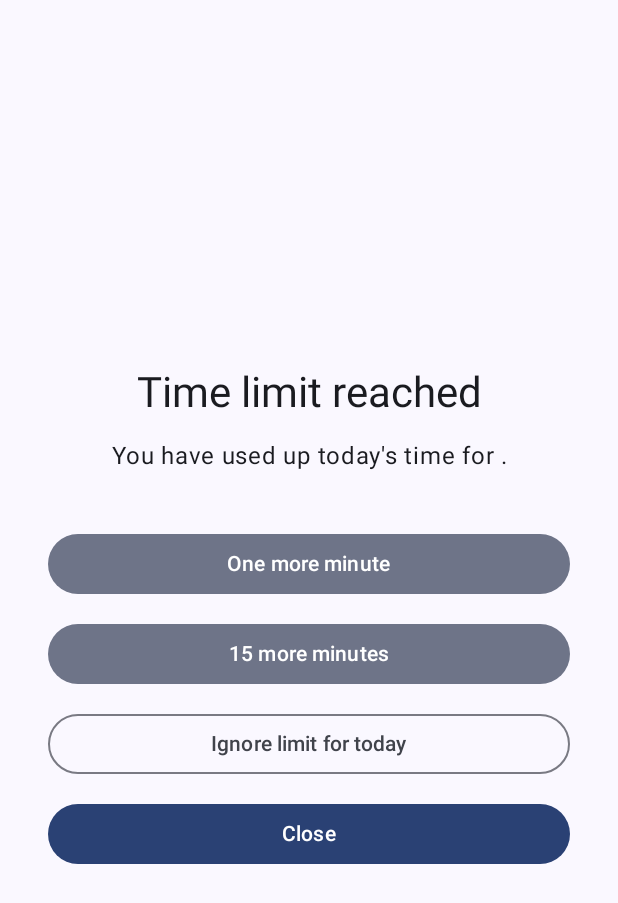
After one commit to sergarsilla/app-limit, an Android app built with Jetpack Compose: the LimitReachedActivity screen opened directly, with no data from a screen before it, on a phone screen of 412 x 824 dp. The commit adds this screen. Shown: the top 903 px of the screen. Run offline under Robolectric (Android 15) with nearby library versions, the phone set to English and light mode, and no system bars.

Commit message:
feat(service): detect the front app from window events and enforce daily limits
The accessibility service only receives window changes from limited
packages, widening to all packages while a limited app is in front so
that leaving it is visible. Each session schedules one delayed message
for the moment time runs out (and one five minutes earlier), cancelled
on leaving or on screen-off. Today's usage is rebuilt from the system
usage history when a limited app comes to the front, so the count
survives service restarts and needs no midnight alarm.

The limit screen covers the app in a task placed on top of home rather
than sending GLOBAL_ACTION_HOME first: the two raced and home could end
up covering the limit screen.

Debug builds include a shell-only receiver to set limits from adb.

```diff
--- a/app/build.gradle.kts
+++ b/app/build.gradle.kts
@@ -41,7 +41,7 @@ android {
         release {
             isMinifyEnabled = true
             isShrinkResources = true
-            proguardFiles(getDefaultProguardFile("proguard-android-optimize.txt"))
+            proguardFiles(getDefaultProguardFile("proguard-android-optimize.txt"), "proguard-rules.pro")
             signingConfig = signingConfigs.getByName("release").takeIf { it.storeFile?.exists() == true }
         }
     }
--- /dev/null
+++ b/app/src/main/java/dev/applimit/data/LimitStore.kt
@@ -0,0 +1,95 @@
+package dev.applimit.data
+
+import android.content.Context
+import androidx.datastore.core.DataStore
+import androidx.datastore.preferences.core.MutablePreferences
+import androidx.datastore.preferences.core.Preferences
+import androidx.datastore.preferences.core.booleanPreferencesKey
+import androidx.datastore.preferences.core.edit
+import androidx.datastore.preferences.core.intPreferencesKey
+import androidx.datastore.preferences.core.longPreferencesKey
+import androidx.datastore.preferences.core.stringPreferencesKey
+import androidx.datastore.preferences.preferencesDataStore
+import kotlinx.coroutines.flow.Flow
+import kotlinx.coroutines.flow.distinctUntilChanged
+import kotlinx.coroutines.flow.first
+import kotlinx.coroutines.flow.map
+import java.time.LocalDate
+
+private val Context.dataStore by preferencesDataStore(name = "app_limit")
+
+fun Context.limitStore() = LimitStore(applicationContext.dataStore)
+
+/** Today's counters for one app. Entries from an earlier day read as empty, so midnight needs no alarm. */
+data class AppDay(
+    val usedMs: Long = 0,
+    val extraMs: Long = 0,
+    val oneMoreUsed: Boolean = false,
+    val ignored: Boolean = false,
+)
+
+class Snapshot(private val prefs: Preferences) {
+    val limits: Map<String, Int> = prefs.limits()
+
+    fun day(pkg: String, today: LocalDate = LocalDate.now()): AppDay {
+        if (prefs[DAY] != today.toString()) return AppDay()
+        return AppDay(
+            usedMs = prefs[usedKey(pkg)] ?: 0,
+            extraMs = prefs[extraKey(pkg)] ?: 0,
+            oneMoreUsed = prefs[oneMoreKey(pkg)] ?: false,
+            ignored = prefs[ignoredKey(pkg)] ?: false,
+        )
+    }
+}
+
+class LimitStore internal constructor(private val dataStore: DataStore<Preferences>) {
+
+    /** Daily limit in minutes per package. */
+    val limits: Flow<Map<String, Int>> = dataStore.data.map { it.limits() }.distinctUntilChanged()
+
+    val snapshots: Flow<Snapshot> = dataStore.data.map(::Snapshot)
+
+    suspend fun snapshot() = Snapshot(dataStore.data.first())
+
+    suspend fun setLimit(pkg: String, minutes: Int?) {
+        dataStore.edit { if (minutes == null) it.remove(limitKey(pkg)) else it[limitKey(pkg)] = minutes }
+    }
+
+    /** Usage measured by the service, kept as a fallback for when the system history is unavailable. */
+    suspend fun addUsage(pkg: String, day: LocalDate, ms: Long) = editToday(day) {
+        it[usedKey(pkg)] = (it[usedKey(pkg)] ?: 0) + ms
+    }
+
+    suspend fun grantExtra(pkg: String, ms: Long, oneMore: Boolean = false) = editToday(LocalDate.now()) {
+        it[extraKey(pkg)] = (it[extraKey(pkg)] ?: 0) + ms
+        if (oneMore) it[oneMoreKey(pkg)] = true
+    }
+
+    suspend fun ignoreToday(pkg: String) = editToday(LocalDate.now()) { it[ignoredKey(pkg)] = true }
+
+    /** Applies [block] only if [day] is still today, clearing earlier days' counters first. */
+    private suspend fun editToday(day: LocalDate, block: (MutablePreferences) -> Unit) {
+        dataStore.edit { prefs ->
+            val today = LocalDate.now()
+            if (prefs[DAY] != today.toString()) {
+                prefs.asMap().keys.filter { it.name.startsWith(DAILY_PREFIX) }.forEach { prefs.remove(it) }
+                prefs[DAY] = today.toString()
+            }
+            if (day == today) block(prefs)
+        }
+    }
+}
+
+private const val LIMIT_PREFIX = "limit/"
+private const val DAILY_PREFIX = "day/"
+private val DAY = stringPreferencesKey("day")
+
+private fun limitKey(pkg: String) = intPreferencesKey(LIMIT_PREFIX + pkg)
+private fun usedKey(pkg: String) = longPreferencesKey("${DAILY_PREFIX}used/$pkg")
+private fun extraKey(pkg: String) = longPreferencesKey("${DAILY_PREFIX}extra/$pkg")
+private fun oneMoreKey(pkg: String) = booleanPreferencesKey("${DAILY_PREFIX}one_more/$pkg")
+private fun ignoredKey(pkg: String) = booleanPreferencesKey("${DAILY_PREFIX}ignored/$pkg")
+
+private fun Preferences.limits(): Map<String, Int> = asMap().entries
+    .filter { it.key.name.startsWith(LIMIT_PREFIX) }
+    .associate { it.key.name.removePrefix(LIMIT_PREFIX) to it.value as Int }
--- /dev/null
+++ b/app/src/main/java/dev/applimit/ui/LimitReachedActivity.kt
@@ -0,0 +1,121 @@
+package dev.applimit.ui
+
+import android.content.Context
+import android.content.Intent
+import android.os.Bundle
+import androidx.activity.ComponentActivity
+import androidx.activity.compose.setContent
+import androidx.compose.foundation.layout.Arrangement
+import androidx.compose.foundation.layout.Column
+import androidx.compose.foundation.layout.fillMaxSize
+import androidx.compose.foundation.layout.fillMaxWidth
+import androidx.compose.foundation.layout.padding
+import androidx.compose.material3.Button
+import androidx.compose.material3.FilledTonalButton
+import androidx.compose.material3.MaterialTheme
+import androidx.compose.material3.OutlinedButton
+import androidx.compose.material3.Surface
+import androidx.compose.material3.Text
+import androidx.compose.runtime.Composable
+import androidx.compose.runtime.LaunchedEffect
+import androidx.compose.runtime.getValue
+import androidx.compose.runtime.mutableStateOf
+import androidx.compose.runtime.remember
+import androidx.compose.runtime.setValue
+import androidx.compose.ui.Alignment
+import androidx.compose.ui.Modifier
+import androidx.compose.ui.platform.LocalContext
+import androidx.compose.ui.res.stringResource
+import androidx.compose.ui.text.style.TextAlign
+import androidx.compose.ui.unit.dp
+import androidx.lifecycle.lifecycleScope
+import dev.applimit.R
+import dev.applimit.data.limitStore
+import kotlinx.coroutines.launch
+
+class LimitReachedActivity : ComponentActivity() {
+
+    private var pkg by mutableStateOf("")
+
+    override fun onCreate(savedInstanceState: Bundle?) {
+        super.onCreate(savedInstanceState)
+        pkg = intent.getStringExtra(EXTRA_PACKAGE).orEmpty()
+        setContent {
+            AppTheme {
+                LimitReachedScreen(
+                    label = appLabel(pkg),
+                    pkg = pkg,
+                    onOneMore = { grant { limitStore().grantExtra(pkg, MINUTE, oneMore = true) } },
+                    onFifteenMore = { grant { limitStore().grantExtra(pkg, 15 * MINUTE) } },
+                    onIgnoreToday = { grant { limitStore().ignoreToday(pkg) } },
+                    onClose = ::finish,
+                )
+            }
+        }
+    }
+
+    override fun onNewIntent(intent: Intent) {
+        super.onNewIntent(intent)
+        pkg = intent.getStringExtra(EXTRA_PACKAGE).orEmpty()
+    }
+
+    /** The grant is stored before the app is reopened, so the service sees it on arrival. */
+    private fun grant(save: suspend () -> Unit) {
+        val target = pkg
+        lifecycleScope.launch {
+            save()
+            packageManager.getLaunchIntentForPackage(target)?.let(::startActivity)
+            finish()
+        }
+    }
+
+    companion object {
+        private const val EXTRA_PACKAGE = "package"
+        private const val MINUTE = 60_000L
+
+        fun intent(context: Context, pkg: String): Intent =
+            Intent(context, LimitReachedActivity::class.java)
+                .putExtra(EXTRA_PACKAGE, pkg)
+                .addFlags(Intent.FLAG_ACTIVITY_NEW_TASK or Intent.FLAG_ACTIVITY_TASK_ON_HOME)
+    }
+}
+
+@Composable
+private fun LimitReachedScreen(
+    label: String,
+    pkg: String,
+    onOneMore: () -> Unit,
+    onFifteenMore: () -> Unit,
+    onIgnoreToday: () -> Unit,
+    onClose: () -> Unit,
+) {
+    val context = LocalContext.current
+    var oneMoreUsed by remember(pkg) { mutableStateOf(true) }
+    LaunchedEffect(pkg) { oneMoreUsed = context.limitStore().snapshot().day(pkg).oneMoreUsed }
+
+    Surface(Modifier.fillMaxSize(), color = MaterialTheme.colorScheme.background) {
+        Column(
+            Modifier.padding(32.dp),
+            verticalArrangement = Arrangement.spacedBy(12.dp, Alignment.CenterVertically),
+            horizontalAlignment = Alignment.CenterHorizontally,
+        ) {
+            Text(
+                stringResource(R.string.limit_reached_title),
+                style = MaterialTheme.typography.headlineMedium,
+                textAlign = TextAlign.Center,
+            )
+            Text(
+                stringResource(R.string.limit_reached_text, label),
+                style = MaterialTheme.typography.bodyLarge,
+                textAlign = TextAlign.Center,
+                modifier = Modifier.padding(bottom = 24.dp),
+            )
+            if (!oneMoreUsed) {
+                FilledTonalButton(onOneMore, Modifier.fillMaxWidth()) { Text(stringResource(R.string.one_more_minute)) }
+            }
+            FilledTonalButton(onFifteenMore, Modifier.fillMaxWidth()) { Text(stringResource(R.string.fifteen_more_minutes)) }
+            OutlinedButton(onIgnoreToday, Modifier.fillMaxWidth()) { Text(stringResource(R.string.ignore_today)) }
+            Button(onClose, Modifier.fillMaxWidth()) { Text(stringResource(R.string.close)) }
+        }
+    }
+}
--- /dev/null
+++ b/app/src/main/java/dev/applimit/ui/Theme.kt
@@ -0,0 +1,23 @@
+package dev.applimit.ui
+
+import android.content.Context
+import android.content.pm.PackageManager
+import androidx.compose.foundation.isSystemInDarkTheme
+import androidx.compose.material3.MaterialTheme
+import androidx.compose.material3.dynamicDarkColorScheme
+import androidx.compose.material3.dynamicLightColorScheme
+import androidx.compose.runtime.Composable
+import androidx.compose.ui.platform.LocalContext
+
+@Composable
+fun AppTheme(content: @Composable () -> Unit) {
+    val context = LocalContext.current
+    val colors = if (isSystemInDarkTheme()) dynamicDarkColorScheme(context) else dynamicLightColorScheme(context)
+    MaterialTheme(colorScheme = colors, content = content)
+}
+
+fun Context.appLabel(pkg: String): String = try {
+    packageManager.getApplicationLabel(packageManager.getApplicationInfo(pkg, 0)).toString()
+} catch (_: PackageManager.NameNotFoundException) {
+    pkg
+}
--- /dev/null
+++ b/app/src/main/res/drawable/ic_hourglass.xml
@@ -0,0 +1,5 @@
+<vector xmlns:android="http://schemas.android.com/apk/res/android"
+    android:width="24dp" android:height="24dp" android:viewportWidth="24" android:viewportHeight="24">
+    <path android:fillColor="#FFFFFFFF"
+        android:pathData="M6,2v6h0.01L6,8.01 10,12l-4,4 0.01,0.01H6V22h12v-5.99h-0.01L18,16l-4,-4 4,-3.99 -0.01,-0.01H18V2H6z" />
+</vector>
--- a/app/src/main/res/values/strings.xml
+++ b/app/src/main/res/values/strings.xml
@@ -1,4 +1,14 @@
 <?xml version="1.0" encoding="utf-8"?>
 <resources>
     <string name="app_name">App Limit</string>
+    <string name="accessibility_description">Detects when an app you have limited comes to the front and closes it when today\'s time runs out. It only watches the apps you limit and reads no screen content.</string>
+    <string name="warning_channel">Time almost up</string>
+    <string name="warning_title">5 minutes left on %1$s</string>
+    <string name="warning_text">Today\'s limit runs out soon.</string>
+    <string name="limit_reached_title">Time limit reached</string>
+    <string name="limit_reached_text">You have used up today\'s time for %1$s.</string>
+    <string name="one_more_minute">One more minute</string>
+    <string name="fifteen_more_minutes">15 more minutes</string>
+    <string name="ignore_today">Ignore limit for today</string>
+    <string name="close">Close</string>
 </resources>
```
Also changed, not shown: app/src/debug/AndroidManifest.xml (added, +11 -0 lines), app/src/debug/java/dev/applimit/debug/SetLimitReceiver.kt (added, +36 -0 lines), app/src/main/AndroidManifest.xml (+34 -0 lines), app/src/main/java/dev/applimit/data/TodayUsage.kt (added, +86 -0 lines), app/src/main/java/dev/applimit/service/LimitService.kt (added, +230 -0 lines), app/src/main/java/dev/applimit/service/Notifications.kt (added, +31 -0 lines), app/src/main/res/xml/limit_service.xml (added, +9 -0 lines), 2 other files.
